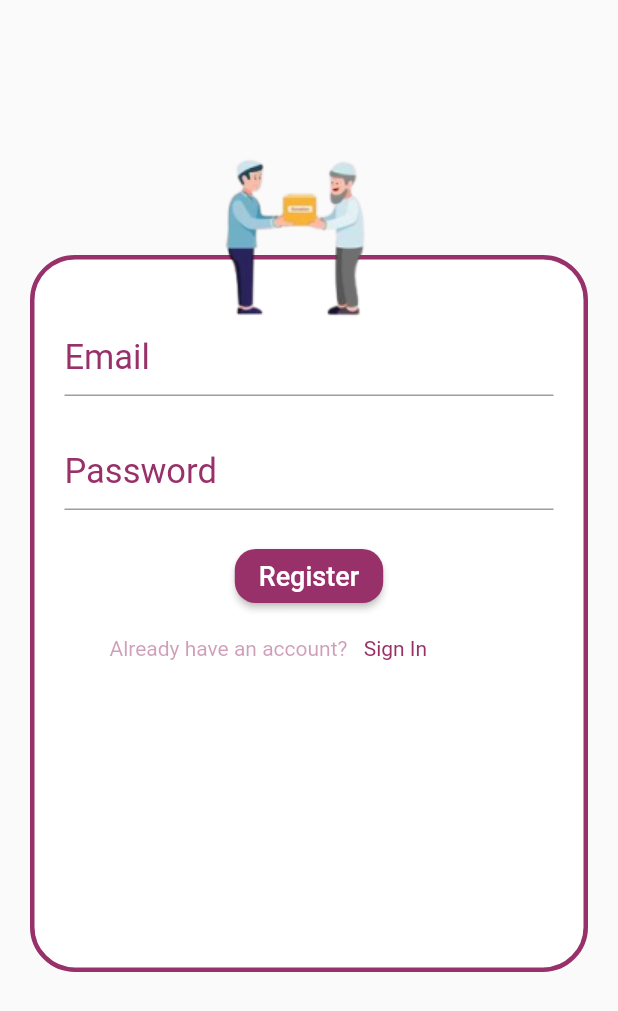
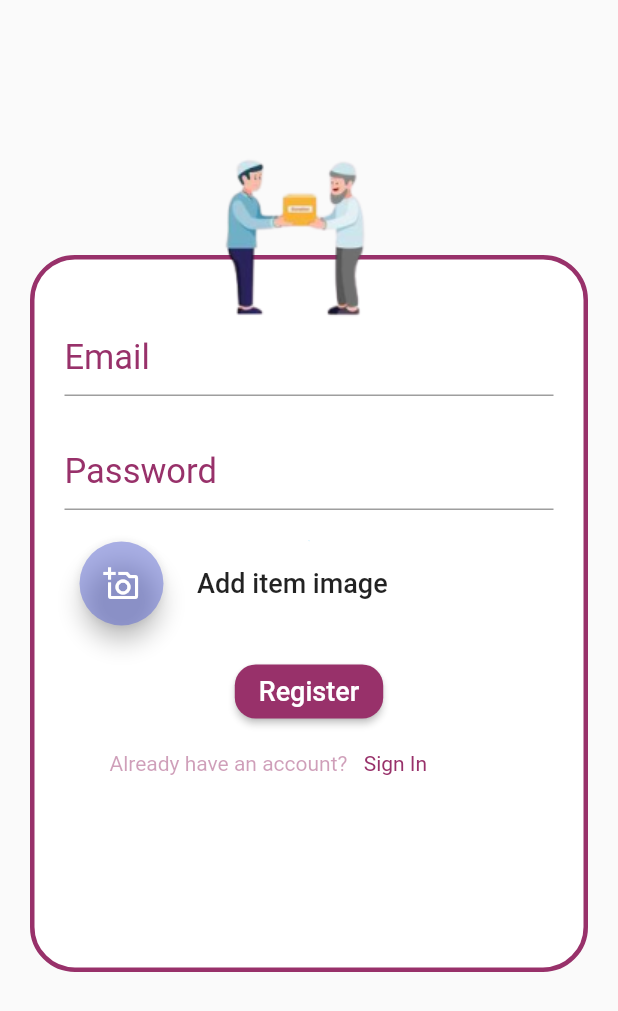
Before and after one commit to Shubhankit-Pandey/annapurna_hackout22, a Flutter app: the RegisterNgo screen opened directly, on a phone screen of 412 x 824 dp. Shown: the top 1011 px of the screen. Run offline on Flutter 3.47's test engine with Material 2 defaults, Android fonts, the phone set to English and light mode, and no system bars; our stand-ins replace cloud_firestore, firebase_auth, firebase_core, firebase_storage, flutter_spinkit, google_maps_flutter and 2 more; accounts and stored records are empty; Roboto replaces fonts that are missing (Mochiy Pop P One).

```diff
--- a/lib/Screens/HomeScreen.dart
+++ b/lib/Screens/HomeScreen.dart
@@ -30,8 +30,8 @@ class _HomeScreenState extends State<HomeScreen> {
     List<String> cap = [];
     List<String> url = [];
     List<String> date = [];
-    List<String> lat = [];
-    List<String> long = [];
+    List<double> lat = [];
+    List<double> long = [];
     List<String> pid = [];
     List<String> veg = [];
     List<String> uid = [];
@@ -61,6 +61,7 @@ class _HomeScreenState extends State<HomeScreen> {
                             }
                             final documentSnapshotList = snapshot.data!.docs;
                             documentSnapshotList.forEach((element) {
+                              url.add(element['url']);
                               cap.add(element['capacity']);
                               veg.add(element['veg']);
                               date.add(element['date']);
@@ -88,6 +89,7 @@ class _HomeScreenState extends State<HomeScreen> {
                                       productid: pid[i],
                                       userid: uid[i],
                                       date: date[i],
+                                          url: url[i],
                                     ));
                                 // return ListView.builder(
                                 //   itemCount: profile.length,
--- a/lib/Screens/RegisterNgo.dart
+++ b/lib/Screens/RegisterNgo.dart
@@ -4,9 +4,15 @@ import 'package:provider/provider.dart';
 import '../authentication/authentication.dart';
 import '../classes/database.dart';
 import '../classes/user.dart';
+import 'package:cloud_firestore/cloud_firestore.dart';
+import 'package:firebase_storage/firebase_storage.dart';
+import 'package:flutter/cupertino.dart';
+import 'package:flutter/services.dart';
+import 'package:image_picker/image_picker.dart';
 import '../helper/loading.dart';
-import 'HomeScreen.dart';
 import 'LoginNgo.dart';
+import 'dart:io';
+
 
 class RegisterNgo extends StatefulWidget {
   @override
@@ -14,6 +20,43 @@ class RegisterNgo extends StatefulWidget {
 }
 
 class _RegisterNgoState extends State<RegisterNgo> {
+  File? _image;
+  String url = '';
+  Future<String> uploadPic() async {
+    FirebaseStorage storage = FirebaseStorage.instance;
+    Reference ref = storage.ref().child("image1" + DateTime.now().toString());
+    UploadTask uploadTask = ref.putFile(_image!);
+    uploadTask.whenComplete(() async {
+      url = await ref.getDownloadURL();
+    });
+    if (url != null)
+      return url!;
+    else {
+      return url = await ref.getDownloadURL();
+    }
+  }
+  Future getImage() async {
+    try {
+      ImagePicker picker = ImagePicker();
+      XFile? image =
+      await picker.pickImage(source: ImageSource.gallery, imageQuality: 50);
+      if (image == null) return;
+      _image = File(image.path);
+      Reference ref = FirebaseStorage.instance.ref().child('${url}.jpg');
+      await ref.putFile(File(image!.path));
+      ref.getDownloadURL().then((value) async {
+        setState(() {
+          url = value;
+        });
+        url = await uploadPic();
+        uploadPic();
+      });
+    } on PlatformException catch (e) {
+      print('Failed to pick image: $e');
+    }
+  }
+
+  addproducts() async {}
   final AuthService _auth = AuthService();
   final _formKey = GlobalKey<FormState>();
   String password = '';
@@ -86,6 +129,45 @@ class _RegisterNgoState extends State<RegisterNgo> {
                               ),
 
                               SizedBox(height: 20.0),
+                              _image != null
+                                  ? ClipRRect(
+                                borderRadius: BorderRadius.circular(50.0),
+                                child: Image.file(_image!,
+                                    width: 180,
+                                    height: 180,
+                                    fit: BoxFit.cover),
+                              )
+                                  : ClipRRect(
+                                  borderRadius: BorderRadius.circular(50.0),
+                                  child: FlutterLogo(size: 1)),
+                              Padding(
+                                padding: const EdgeInsets.fromLTRB(10, 0, 10, 20),
+                                child: SizedBox(
+                                  child: DecoratedBox(
+                                    decoration:
+                                    const BoxDecoration(color: Colors.white70),
+                                    child: Row(
+                                      children: [
+                                        FloatingActionButton(
+                                          onPressed: () {
+                                            getImage();
+                                          },
+                                          backgroundColor:
+                                          Color.fromRGBO(92, 104, 211, .5),
+                                          child: Icon(Icons.add_a_photo_outlined),
+                                        ),
+                                        Text(
+                                          '     Add item image',
+                                          style: TextStyle(
+                                              color: Colors.black87,
+                                              fontSize: 18,
+                                              fontWeight: FontWeight.w500),
+                                        ),
+                                      ],
+                                    ),
+                                  ),
+                                ),
+                              ),
                               ElevatedButton(
                                   style: ButtonStyle(
                                       shape: MaterialStateProperty.all(RoundedRectangleBorder(
--- a/lib/authentication/wrapper.dart
+++ b/lib/authentication/wrapper.dart
@@ -1,4 +1,3 @@
-import 'package:annapurna/Screens/LoginNgo.dart';
 import 'package:flutter/material.dart';
 import 'package:provider/provider.dart';
 import '../Screens/HomeScreen.dart';
--- a/lib/classes/profile.dart
+++ b/lib/classes/profile.dart
@@ -1,11 +1,12 @@
 class Inventory {
   String capacity;
-  String latitude;
-  String longitude;
+  double latitude;
+  double longitude;
   String veg;
   String productid;
   String userid;
   String date;
+  String url;
   Inventory(
       {
         required this.capacity,
@@ -15,5 +16,6 @@ class Inventory {
         required this.productid,
         required this.userid,
         required this.date,
+        required this.url,
       });
 }
```
Also changed, not shown: lib/Screens/Donate.dart (+57 -100 lines), lib/Screens/mail.dart (added, +63 -0 lines), lib/Screens/maps.dart (+19 -13 lines), pubspec.lock.
